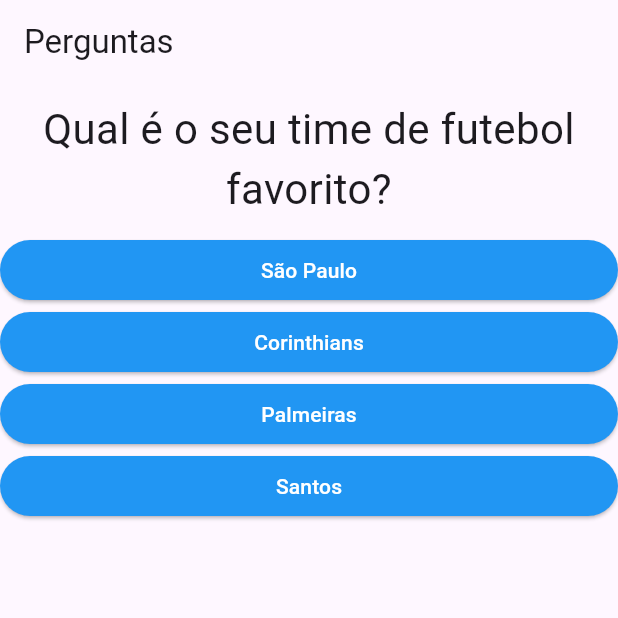
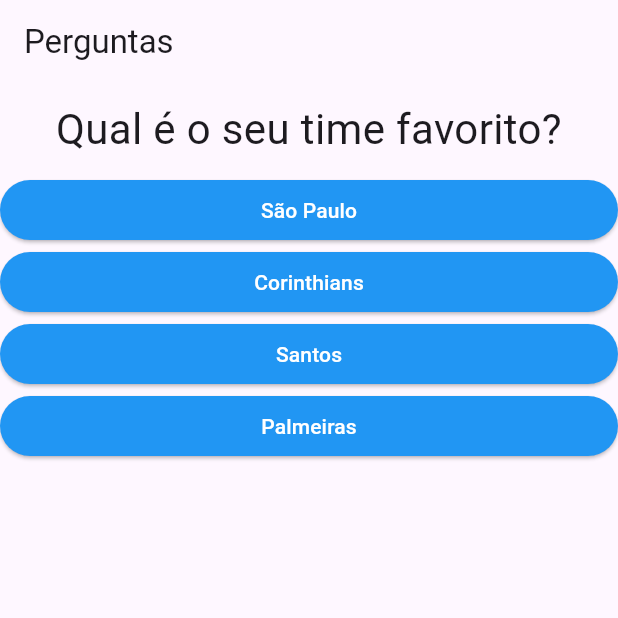
Before and after one commit to victoricoma/ddm_flutter_a, a Flutter app: the screen it shows after launch, after a tap on "Preto", after a tap on "Cobra", on a phone screen of 412 x 824 dp, the top half of it. Run offline on Flutter 3.47's test engine with Material 3 defaults, Android fonts, the phone set to English and light mode, and no system bars.

Commit message:
Aula1306 corr~ção

```diff
--- a/app/lib/main.dart
+++ b/app/lib/main.dart
@@ -1,46 +1,67 @@
 import 'package:flutter/material.dart';
-import './questao.dart';
-import './resposta.dart';
+import './questionario.dart';
 import './resultado.dart';
 
 void main() => runApp(const PerguntaApp());
 
 class PerguntaAppState extends State<PerguntaApp> {
   var perguntaSelecionada = 0;
+  var pontuacaoTotal = 0;
   final perguntas = [
     {
       'texto': 'Qual é a sua cor favorita?',
-      'respostas': ['Preto', 'Vermelho', 'Verde', 'Branco']
+      'respostas': [
+        {'texto': 'Preto', 'pontuacao': 10},
+        {'texto': 'Vermelho', 'pontuacao': 5},
+        {'texto': 'Verde', 'pontuacao': 3},
+        {'texto': 'Branco', 'pontuacao': 1},
+      ],
     },
     {
       'texto': 'Qual é o seu animal favorito?',
-      'respostas': ['Coelho', 'Cobra', 'Elefante', 'Leão']
+      'respostas': [
+        {'texto': 'Coelho', 'pontuacao': 10},
+        {'texto': 'Cobra', 'pontuacao': 5},
+        {'texto': 'Elefante', 'pontuacao': 3},
+        {'texto': 'Branco', 'pontuacao': 1},
+      ],
     },
     {
-      'texto': 'Qual é o seu time de futebol favorito?',
-      'respostas': ['São Paulo', 'Corinthians', 'Palmeiras', 'Santos']
+      'texto': 'Qual é o seu time favorito?',
+      'respostas': [
+        {'texto': 'São Paulo', 'pontuacao': 10},
+        {'texto': 'Corinthians', 'pontuacao': 5},
+        {'texto': 'Santos', 'pontuacao': 3},
+        {'texto': 'Palmeiras', 'pontuacao': 1},
+      ],
     },
     {
-      'texto': 'Qual é seu Deus do Rock favorito?',
+      'texto': 'Qual é o seu deus do rock favorito?',
       'respostas': [
-        'Fred Mercury',
-        'Elvis Presley',
-        'Kurt Cobain',
-        'Jhon Lennon'
-      ]
+        {'texto': 'Fred Mercury', 'pontuacao': 10},
+        {'texto': 'Elvis Presley', 'pontuacao': 5},
+        {'texto': 'Kurt Cobain', 'pontuacao': 3},
+        {'texto': 'Jhon Lenon', 'pontuacao': 1},
+      ],
     },
     {
-      'texto': 'Qual é sua universidade favorita?',
-      'respostas': ['USP', 'UNESP', 'UNICAMP', 'UFSCar']
+      'texto': 'Qual é a sua universidade favorita?',
+      'respostas': [
+        {'texto': 'USP', 'pontuacao': 10},
+        {'texto': 'UNESP', 'pontuacao': 5},
+        {'texto': 'Unicamp', 'pontuacao': 3},
+        {'texto': 'UFSCar', 'pontuacao': 1},
+      ],
     },
   ];
-
-  void responder() {
+  void responder(int pontuacao) {
     if (temPerguntaSelecionada) {
       setState(() {
         perguntaSelecionada++;
+        pontuacaoTotal += pontuacao;
       });
     }
+    print(pontuacaoTotal);
   }
 
   bool get temPerguntaSelecionada {
@@ -49,22 +70,18 @@ class PerguntaAppState extends State<PerguntaApp> {
 
   @override
   Widget build(BuildContext context) {
-    List<String> respostas = temPerguntaSelecionada
-        ? perguntas[perguntaSelecionada]['respostas'] as List<String>
-        : [];
     return MaterialApp(
       home: Scaffold(
         appBar: AppBar(
           title: const Text('Perguntas'),
         ),
         body: temPerguntaSelecionada
-            ? Column(
-                children: [
-                  Questao(perguntas[perguntaSelecionada]['texto'] as String),
-                  ...respostas.map((t) => Resposta(t, responder)).toList(),
-                ],
+            ? Questionario(
+                perguntas: perguntas,
+                perguntaSelecionada: perguntaSelecionada,
+                quandoResponder: responder,
               )
-            : const Resultado(),
+            :  const Resultado(),
       ),
     );
   }
--- a/app/lib/questionario.dart
+++ b/app/lib/questionario.dart
@@ -3,10 +3,37 @@ import './questao.dart';
 import './resposta.dart';
 
 class Questionario extends StatelessWidget {
-  const Questionario({super.key});
+  final List<Map<String, Object>> perguntas;
+  final int perguntaSelecionada;
+  final void Function(int) quandoResponder;
+
+  const Questionario({
+    required this.perguntas,
+    required this.perguntaSelecionada,
+    required this.quandoResponder,
+    super.key,
+  });
+
+  bool get temPerguntaSelecionada {
+    return perguntaSelecionada < perguntas.length;
+  }
 
   @override
   Widget build(BuildContext context) {
-    return const Placeholder();
+    List<Map<String, Object>> respostas = temPerguntaSelecionada
+        ? perguntas[perguntaSelecionada]['respostas']
+            as List<Map<String, Object>>
+        : [];
+    return Column(
+      children: [
+        Questao(perguntas[perguntaSelecionada]['texto'] as String),
+        ...respostas.map((resp) {
+          return Resposta(
+            resp['texto'] as String,
+            () => quandoResponder(resp['pontuacao'] as int),
+          );
+        })
+      ],
+    );
   }
 }
--- a/app/lib/resultado.dart
+++ b/app/lib/resultado.dart
@@ -1,13 +1,15 @@
 import 'package:flutter/material.dart';
 
 class Resultado extends StatelessWidget {
-  const Resultado({super.key});
+  const Resultado({
+    super.key,
+  });
 
   @override
   Widget build(BuildContext context) {
     return const Center(
       child: Text(
-        'Parabéns',
+        "Parabéns",
         style: TextStyle(
           fontSize: 28,
         ),
```
